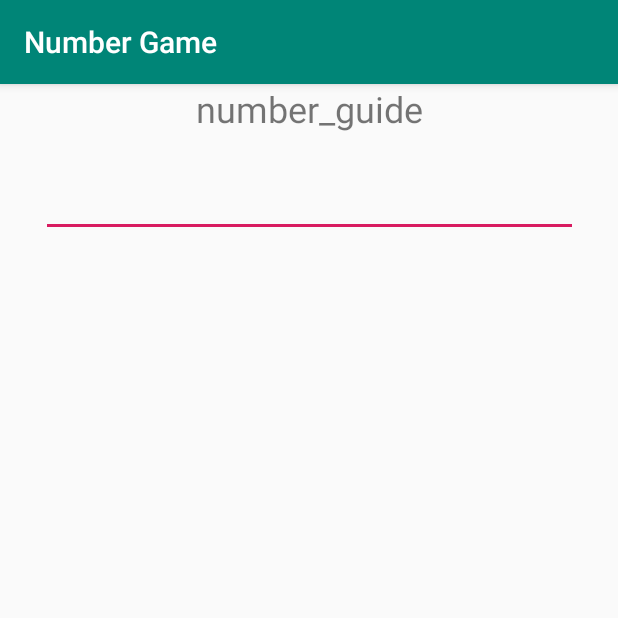
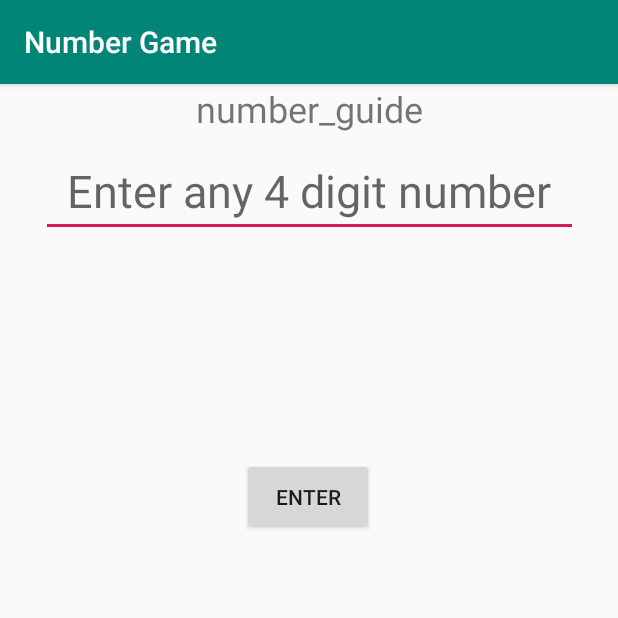
Before and after one commit to sherleywang/MiniGame, an Android app: the screen it shows after launch (MainActivity), on a phone screen of 412 x 824 dp, the top half of it. Run offline under Robolectric (Android 15) with nearby library versions, the phone set to English and light mode, and no system bars.

Commit message:
-Cleaned up excess unused files. -Added linearLayout to UI. -Added Enter button (button_enter).

```diff
--- a/app/src/main/res/layout/content_main.xml
+++ b/app/src/main/res/layout/content_main.xml
@@ -19,63 +19,68 @@
         app:layout_constraintStart_toStartOf="parent"
         app:layout_constraintTop_toTopOf="parent" />
 
-    <TextView
-        android:id="@+id/digit_field_one"
-        android:layout_width="80dp"
-        android:layout_height="80dp"
-        android:layout_marginStart="8dp"
-        android:layout_marginTop="24dp"
-        android:layout_marginEnd="8dp"
-        app:layout_constraintEnd_toStartOf="@+id/digit_field_two"
-        app:layout_constraintStart_toStartOf="parent"
-        app:layout_constraintTop_toBottomOf="@+id/number_input" />
-
-    <TextView
-        android:id="@+id/digit_field_two"
-        android:layout_width="80dp"
-        android:layout_height="80dp"
-        android:layout_marginStart="8dp"
-        android:layout_marginTop="24dp"
-        android:layout_marginEnd="8dp"
-        app:layout_constraintEnd_toStartOf="@+id/digit_field_three"
-        app:layout_constraintStart_toEndOf="@+id/digit_field_one"
-        app:layout_constraintTop_toBottomOf="@+id/number_input" />
-
-    <TextView
-        android:id="@+id/digit_field_three"
-        android:layout_width="80dp"
-        android:layout_height="80dp"
-        android:layout_marginStart="8dp"
-        android:layout_marginTop="24dp"
-        android:layout_marginEnd="8dp"
-        app:layout_constraintEnd_toStartOf="@+id/digit_field_four"
-        app:layout_constraintStart_toEndOf="@+id/digit_field_two"
-        app:layout_constraintTop_toBottomOf="@+id/number_input" />
-
-    <TextView
-        android:id="@+id/digit_field_four"
-        android:layout_width="80dp"
-        android:layout_height="80dp"
-        android:layout_marginStart="8dp"
-        android:layout_marginTop="24dp"
-        android:layout_marginEnd="8dp"
-        app:layout_constraintEnd_toEndOf="parent"
-        app:layout_constraintStart_toEndOf="@+id/digit_field_three"
-        app:layout_constraintTop_toBottomOf="@+id/number_input" />
-
     <EditText
         android:id="@+id/number_input"
         android:layout_width="358dp"
         android:layout_height="wrap_content"
         android:layout_marginTop="8dp"
         android:ems="10"
+        android:hint="Enter any 4 digit number"
         android:inputType="number"
         android:maxLength="4"
         android:textAlignment="center"
         android:textSize="30sp"
-        app:layout_constraintBottom_toTopOf="@+id/digit_field_one"
         app:layout_constraintEnd_toEndOf="parent"
         app:layout_constraintStart_toStartOf="parent"
         app:layout_constraintTop_toBottomOf="@+id/number_guide" />
 
+    <LinearLayout
+        android:id="@+id/linearLayout"
+        android:layout_width="0dp"
+        android:layout_height="96dp"
+        android:layout_marginTop="27dp"
+        android:orientation="horizontal"
+        app:layout_constraintEnd_toEndOf="parent"
+        app:layout_constraintStart_toStartOf="parent"
+        app:layout_constraintTop_toBottomOf="@+id/number_input">
+
+        <TextView
+            android:id="@+id/digit_field_one"
+            android:layout_width="80dp"
+            android:layout_height="80dp"
+            android:background="#00F30202"
+            android:backgroundTint="#00BD1717"
+            android:backgroundTintMode="add"
+            android:outlineProvider="background" />
+
+        <TextView
+            android:id="@+id/digit_field_two"
+            android:layout_width="80dp"
+            android:layout_height="80dp" />
+
+        <TextView
+            android:id="@+id/digit_field_three"
+            android:layout_width="80dp"
+            android:layout_height="80dp" />
+
+        <TextView
+            android:id="@+id/digit_field_four"
+            android:layout_width="80dp"
+            android:layout_height="80dp" />
+
+    </LinearLayout>
+
+    <Button
+        android:id="@+id/button_enter"
+        android:layout_width="wrap_content"
+        android:layout_height="51dp"
+        android:layout_marginStart="161dp"
+        android:layout_marginTop="24dp"
+        android:layout_marginEnd="162dp"
+        android:text="Enter"
+        app:layout_constraintEnd_toEndOf="parent"
+        app:layout_constraintHorizontal_bias="0.0"
+        app:layout_constraintStart_toStartOf="parent"
+        app:layout_constraintTop_toBottomOf="@+id/linearLayout" />
+
 </android.support.constraint.ConstraintLayout>
```
Also changed, not shown: app/src/main/res/drawable/ic_menu_camera.xml (deleted, +0 -12 lines), app/src/main/res/drawable/ic_menu_gallery.xml (deleted, +0 -9 lines), app/src/main/res/drawable/ic_menu_manage.xml (deleted, +0 -9 lines), app/src/main/res/drawable/ic_menu_send.xml (deleted, +0 -9 lines), app/src/main/res/drawable/ic_menu_share.xml (deleted, +0 -9 lines), app/src/main/res/drawable/ic_menu_slideshow.xml (deleted, +0 -9 lines), app/src/main/res/drawable/side_nav_bar.xml (deleted, +0 -9 lines), app/src/main/res/layout/nav_header_main.xml (deleted, +0 -36 lines).
